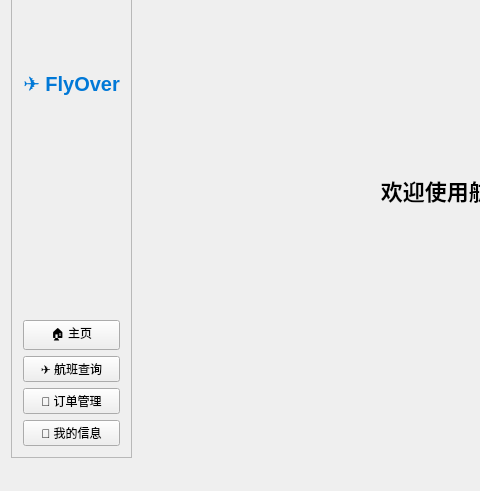
sheldonshi115/Flight_Tickets_System-FlyOver-, file mainwindow.ui: the form before one commit; both pictures show x 0 to 480 and y 209 to 700 of the 1000 by 700 pixel window.
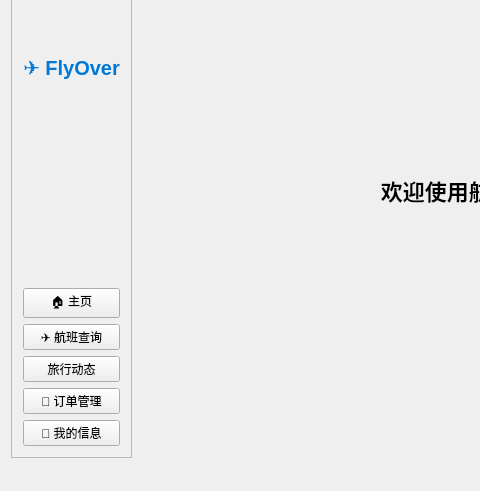
The form after the commit.

What changed in the file:
```diff
--- a/mainwindow.ui
+++ b/mainwindow.ui
@@ -48,6 +48,13 @@
          </property>
         </widget>
        </item>
+       <item>
+        <widget class="QPushButton" name="travelbutton">
+         <property name="text">
+          <string>旅行动态</string>
+         </property>
+        </widget>
+       </item>
        <item>
         <widget class="QPushButton" name="btnOrders">
          <property name="text">
```
Left out of the diff: 2 changed lines with no effect on the pictures.
